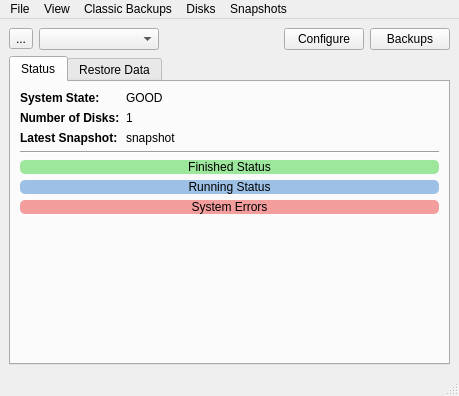
pcbsd/pcbsd-projects, file lp-gui/LPMain.ui: the form before one commit.
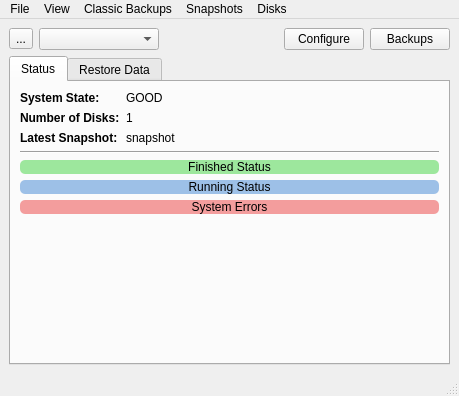
The form after the commit. Icons and pictures are not drawn.

Commit message: Add the parsing for a cancelled scrub to the lp-gui, and also add in the fully functioning scrub cancellation button.

Diff of the .ui file:
```diff
--- a/lp-gui/LPMain.ui
+++ b/lp-gui/LPMain.ui
@@ -485,8 +485,8 @@
    <addaction name="menuFile"/>
    <addaction name="menuView"/>
    <addaction name="menuClassic_Backups"/>
-   <addaction name="menuDisks"/>
    <addaction name="menuSnapshots"/>
+   <addaction name="menuDisks"/>
   </widget>
   <widget class="QStatusBar" name="statusbar"/>
   <action name="actionClose_Window">
```
Left out of the diff: 30 changed lines with no effect on the pictures. The commit also changes 4 other files.
